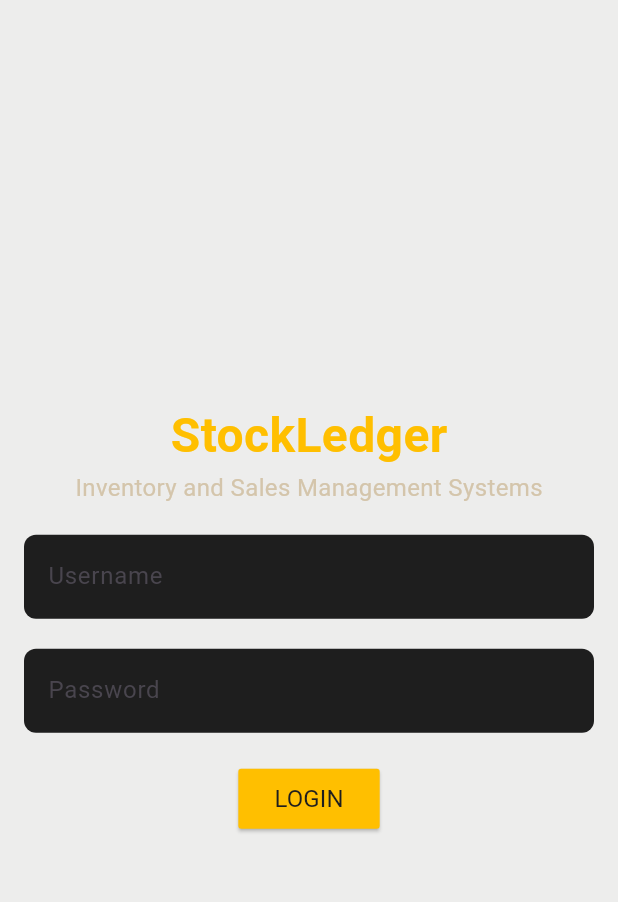
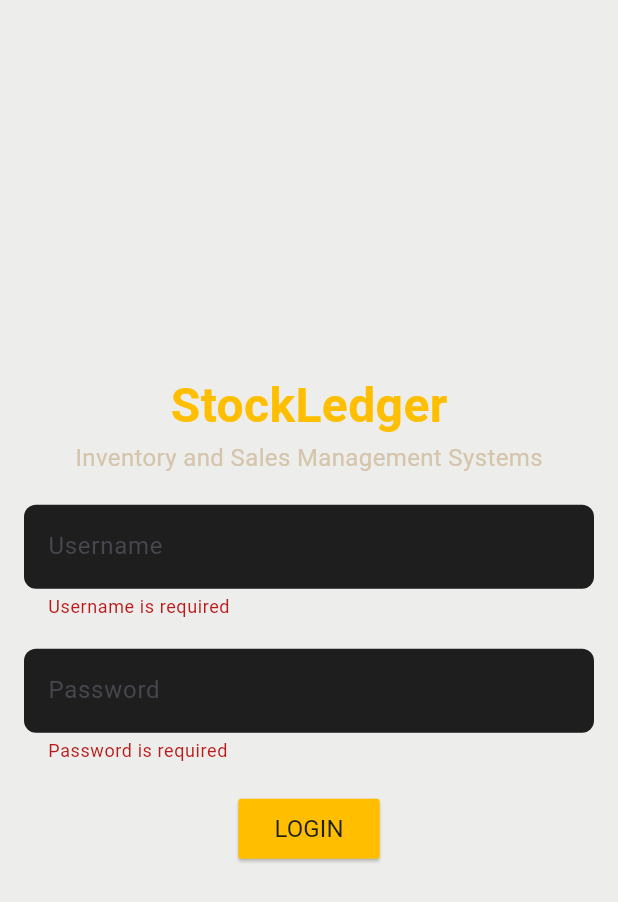
Before and after one commit to ferdoushasanpr/stockledger, a Flutter app: the screen it shows after launch, after a tap on "LOGIN", on a phone screen of 412 x 824 dp. Shown: the top 902 px of the screen. Run offline on Flutter 3.47's test engine with Material 3 defaults, Android fonts, the phone set to English and light mode, and no system bars.

Commit message:
update: Validation Added to Login Screen.

```diff
--- a/lib/screens/login_screen.dart
+++ b/lib/screens/login_screen.dart
@@ -1,7 +1,46 @@
 import "package:flutter/material.dart";
 
-class LoginScreen extends StatelessWidget {
+class LoginScreen extends StatefulWidget {
   const LoginScreen({super.key});
+
+  @override
+  State<LoginScreen> createState() => _LoginScreenState();
+}
+
+class _LoginScreenState extends State<LoginScreen> {
+  final _formKey = GlobalKey<FormState>();
+  final TextEditingController _usernameController = TextEditingController();
+  final TextEditingController _passwordController = TextEditingController();
+
+  void _loginHandler() {
+    if (!_formKey.currentState!.validate()) {
+      return;
+    }
+
+    final String username = _usernameController.text.trim();
+    final String password = _passwordController.text.trim();
+
+    if (username != "admin123" || password != "admin123") {
+      ScaffoldMessenger.of(context).showSnackBar(
+        const SnackBar(
+          content: Text(
+            "Invalid username or password. Please try again.",
+            textAlign: TextAlign.center,
+          ),
+          backgroundColor: Colors.red,
+        ),
+      );
+      return;
+    }
+    print("Login successful.");
+  }
+
+  @override
+  void dispose() {
+    _usernameController.dispose();
+    _passwordController.dispose();
+    super.dispose();
+  }
 
   @override
   Widget build(BuildContext context) {
@@ -10,6 +49,8 @@ class LoginScreen extends StatelessWidget {
       body: Padding(
         padding: const EdgeInsets.all(16.0),
         child: Center(
+          child: Form(
+            key: _formKey,
             child: Column(
               mainAxisAlignment: MainAxisAlignment.center,
               children: [
@@ -29,7 +70,7 @@ class LoginScreen extends StatelessWidget {
                   ),
                 ),
                 SizedBox(height: 20),
-              TextField(
+                TextFormField(
                   decoration: InputDecoration(
                     hintText: "Username",
                     filled: true,
@@ -39,9 +80,23 @@ class LoginScreen extends StatelessWidget {
                       borderSide: BorderSide.none,
                     ),
                   ),
+                  style: TextStyle(color: Colors.white70),
+                  controller: _usernameController,
+                  validator: (value) {
+                    if (value == null || value.trim().isEmpty) {
+                      return "Username is required";
+                    }
+
+                    if (value.length < 4) {
+                      return "Username must be at least 4 characters";
+                    }
+
+                    return null;
+                  },
                 ),
                 SizedBox(height: 20),
-              TextField(
+                TextFormField(
+                  obscureText: true,
                   decoration: InputDecoration(
                     hintText: "Password",
                     filled: true,
@@ -51,10 +106,23 @@ class LoginScreen extends StatelessWidget {
                       borderSide: BorderSide.none,
                     ),
                   ),
+                  style: TextStyle(color: Colors.white70),
+                  controller: _passwordController,
+                  validator: (value) {
+                    if (value == null || value.isEmpty) {
+                      return "Password is required";
+                    }
+
+                    if (value.length < 4) {
+                      return "Password must be at least 4 characters";
+                    }
+
+                    return null;
+                  },
                 ),
                 SizedBox(height: 20),
                 ElevatedButton(
-                onPressed: () {},
+                  onPressed: _loginHandler,
                   style: ElevatedButton.styleFrom(
                     backgroundColor: Color(0xFFFFBF00),
                     shape: RoundedRectangleBorder(
@@ -76,6 +144,7 @@ class LoginScreen extends StatelessWidget {
             ),
           ),
         ),
+      ),
     );
   }
 }
```
Lines whose indentation alone changed are shown as unchanged.
